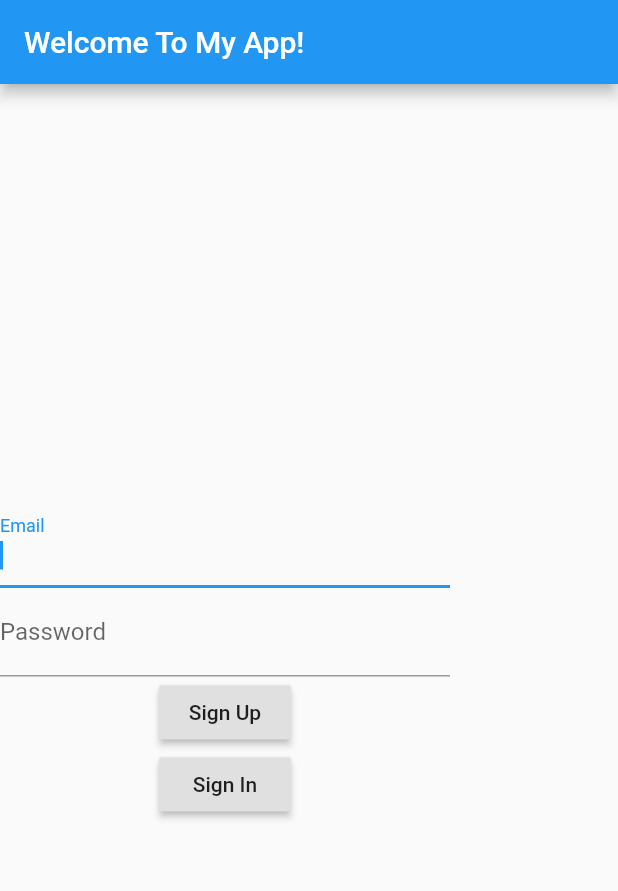
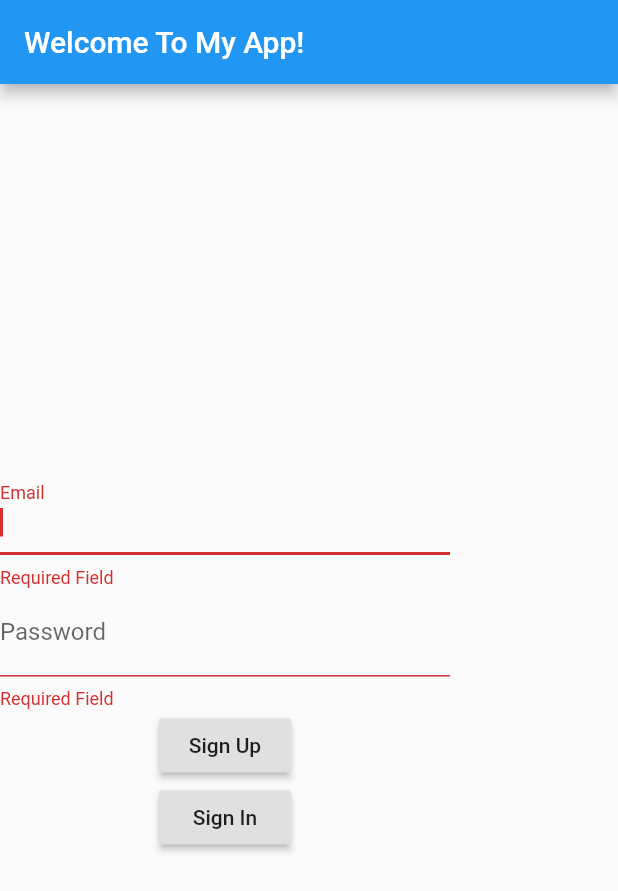
Before and after one commit to annavaykean/seniordesign_protoype, a Flutter app: the screen it shows after launch, after a tap on "Sign In", on a phone screen of 412 x 824 dp. Shown: the top 891 px of the screen. Run offline on Flutter 3.47's test engine with Material 2 defaults, Android fonts, the phone set to English and light mode, and no system bars; our stand-ins replace firebase_auth, flutter_blue; accounts and stored records are empty; network calls fail.

Commit message:
form validation for sign in

```diff
--- a/sd_proto/lib/main.dart
+++ b/sd_proto/lib/main.dart
@@ -38,18 +38,27 @@ class MyApp extends StatelessWidget {
       );
   }
 }
-
-class WelcomeScreen extends StatelessWidget {
+class WelcomeScreen extends StatefulWidget{
+  @override
+  WelcomeScreenState createState() => WelcomeScreenState();
+}
+class WelcomeScreenState extends State<WelcomeScreen> {
 
   final TextEditingController emailCtrl = new TextEditingController();
   final TextEditingController passwordCtrl = new TextEditingController();
-
+  bool validEmail = false;
+  bool validPass = false;
   Future<String> signIn(BuildContext context, String email, String password) async {
-    MyApp.user = await MyApp.firebaseAuth.signInWithEmailAndPassword(
-        email: email, password: password);
-    print('INFO: ${MyApp.user.uid} signed in.');
-    Navigator.of(context).pushNamed('/DashboardScreen');
-    return MyApp.user.uid;
+    if(email != null && password != null) {
+      MyApp.user = await MyApp.firebaseAuth.signInWithEmailAndPassword(
+          email: email, password: password);
+      print('INFO: ${MyApp.user.uid} signed in.');
+      Navigator.of(context).pushNamed('/DashboardScreen');
+      return MyApp.user.uid;
+    }
+    else{
+      print('Must input email and password to sign in');
+    }
   }
 
   Future<void> signOut() async {
@@ -72,7 +81,8 @@ class WelcomeScreen extends StatelessWidget {
                   controller: emailCtrl,
                   autofocus: true,
                   decoration: new InputDecoration(
-                    labelText: 'Email'
+                    labelText: 'Email',
+                    errorText: validEmail ? 'Required Field' : null,
                   ),
                 )
               ),
@@ -82,17 +92,25 @@ class WelcomeScreen extends StatelessWidget {
                   controller: passwordCtrl,
                   autofocus: false,
                   decoration: new InputDecoration(
-                    labelText: 'Password'
+                    labelText: 'Password',
+                    errorText: validPass ? 'Required Field' : null,
                   ),
                 )
               ),
               RaisedButton(
                 child: const Text('Sign Up'),
-                onPressed: () => Navigator.of(context).pushNamed('/SignUp'),
+                onPressed: (){
+                  Navigator.of(context).pushNamed('/SignUp'); },
               ),
               RaisedButton(
                   child: const Text('Sign In'),
-                  onPressed: () => signIn(context, emailCtrl.text, passwordCtrl.text)
+                  onPressed: () {
+                    setState((){
+                      emailCtrl.text.isEmpty ? validEmail = true : validEmail = false;
+                      passwordCtrl.text.isEmpty ? validPass = true : validPass = false;
+                    });
+                    signIn(context, emailCtrl.text, passwordCtrl.text);
+                  }
               ),
             ]
 
```
Also changed, not shown: sd_proto/lib/code/signUp.dart (+22 -1 lines).
